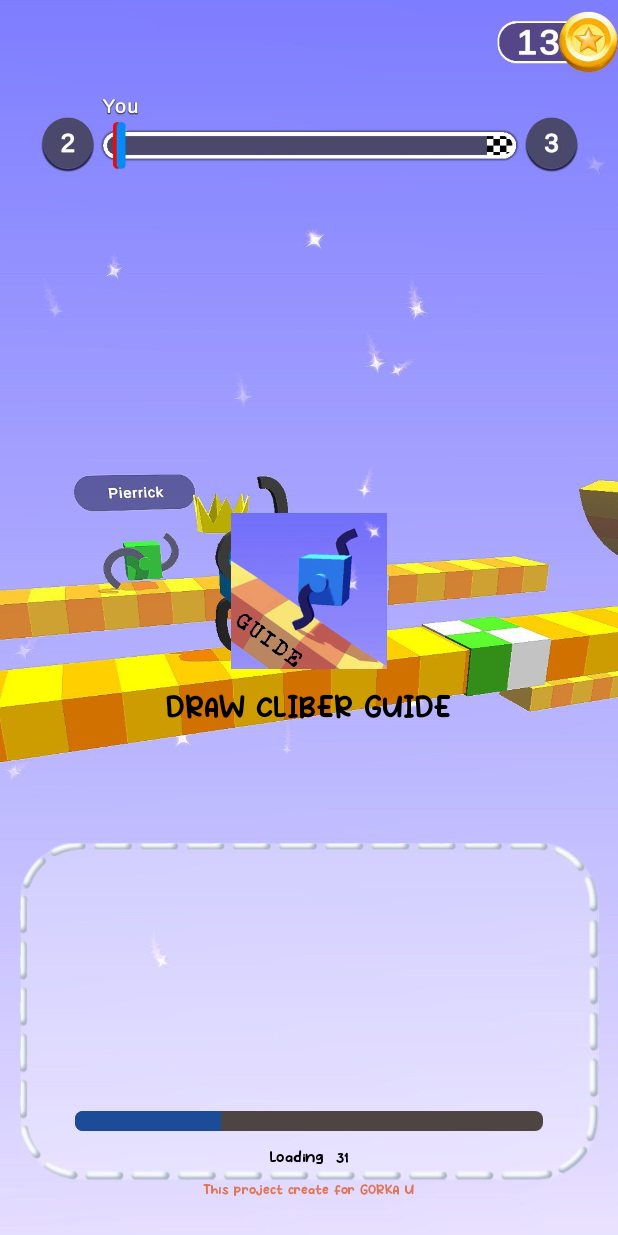
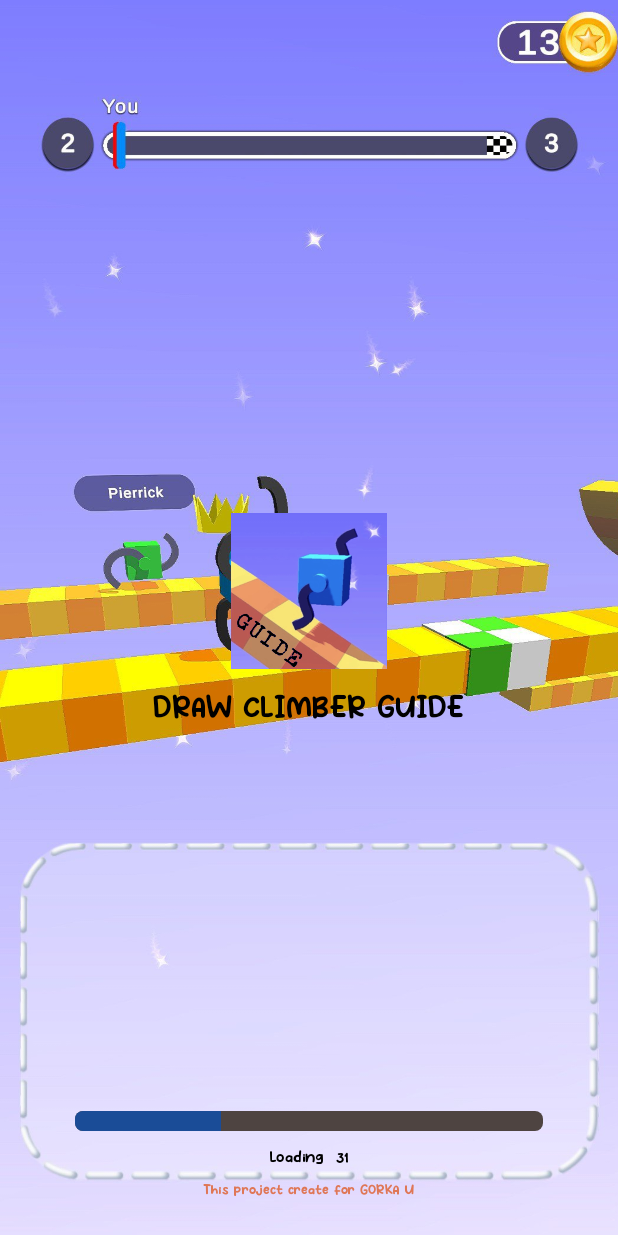
Before and after one commit to GorkaUrzelai/drawclimberguide, an Android app: the screen it shows after launch (ActivitySplash), on a phone screen of 412 x 824 dp. Run offline under Robolectric (Android 15) with nearby library versions, the phone set to English and light mode, and no system bars; our stand-ins replace AdMob, sdp/ssp sizes; libraries missing offline, so code that uses them is left out: com.applovin.mediation, com.applovin.sdk; 6 statements that could not run were skipped.

Commit message:
nombre cambviado

```diff
--- a/app/src/main/res/values/strings.xml
+++ b/app/src/main/res/values/strings.xml
@@ -1,7 +1,7 @@
 <resources>
-    <string name="app_name">DRAW CLIBER GUIDE</string>
+    <string name="app_name">DRAW CLIMBER GUIDE</string>
 
-    <string name="splash_title">DRAW CLIBER GUIDE</string>
+    <string name="splash_title">DRAW CLIMBER GUIDE</string>
     <string name="splash_loading">Loading</string>
 
     <string name="list_title">LIST TIPS</string>
```
